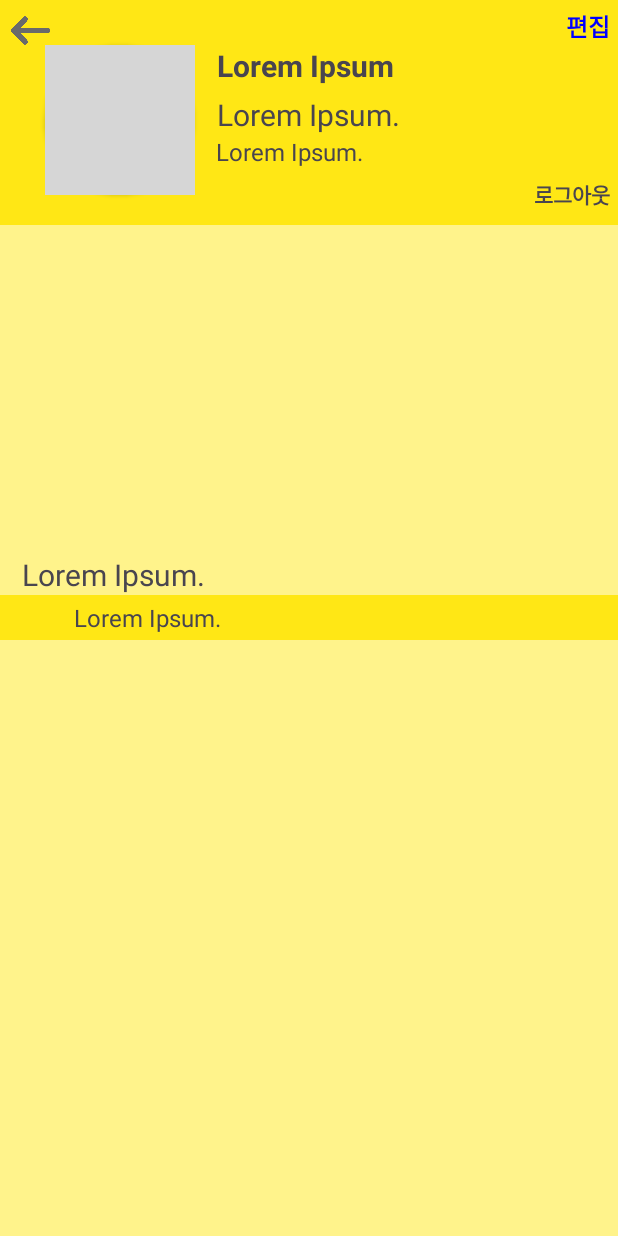
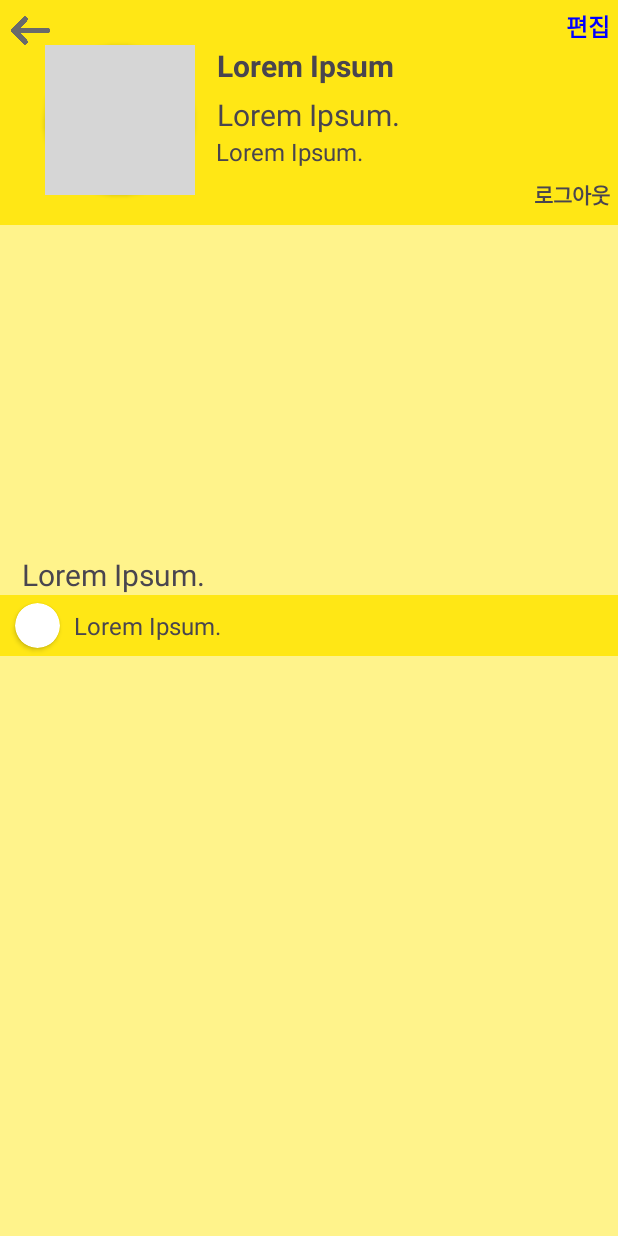
Before and after one commit to heesoo-park/TeamAssignment3_2, an Android app: the layout activity_detail_page.xml on its own in the app's theme, with its tools: preview values and no code run, on a phone screen of 412 x 824 dp. Run offline under Robolectric (Android 15) with nearby library versions, the phone set to English and light mode, and no system bars; grey boxes are pictures that could not be loaded.

Commit message:
DetailActivity 레이아웃

```diff
--- a/app/src/main/res/layout/activity_detail_page.xml
+++ b/app/src/main/res/layout/activity_detail_page.xml
@@ -130,16 +130,24 @@
                 android:layout_width="match_parent"
                 android:layout_height="wrap_content"
                 android:background="@color/component_color">
-
-                <ImageView
+                <androidx.cardview.widget.CardView
                     android:id="@+id/detail_activity_recommand_ic"
                     android:layout_width="30dp"
                     android:layout_height="30dp"
                     android:layout_marginStart="10dp"
                     android:layout_marginTop="5dp"
+                    android:layout_marginBottom="5dp"
+                    app:cardCornerRadius="100dp"
+                    app:layout_constraintStart_toStartOf="parent"
+                    app:layout_constraintTop_toTopOf="parent"
+                    app:layout_constraintBottom_toBottomOf="parent">
+                <ImageView
+                    android:layout_width="30dp"
+                    android:layout_height="30dp"
                     app:layout_constraintStart_toStartOf="parent"
                     app:layout_constraintTop_toBottomOf = "@id/detail_activity_list_contents"
                     app:srcCompat="@tools:sample/avatars" />
+                </androidx.cardview.widget.CardView>
                 <TextView
                     android:layout_width="wrap_content"
                     android:layout_height="wrap_content"
```
